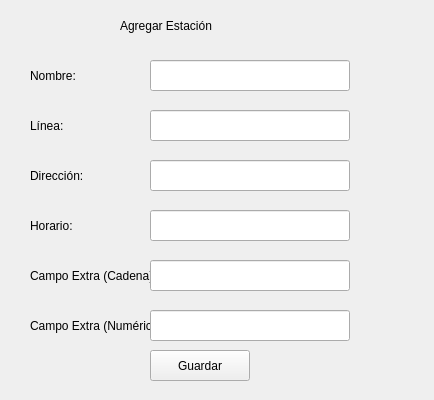
First picture: the form in Interfaces/AgregarEstacion.ui, repository DemonSlayer5768/Sistema-Tranporte-GDL, before the edit.
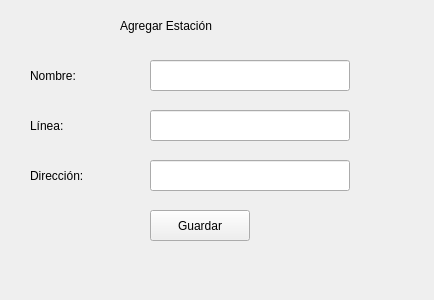
Second picture: the form after the edit.

Commit message: agregar estaciones

```diff
--- a/Interfaces/AgregarEstacion.ui
+++ b/Interfaces/AgregarEstacion.ui
@@ -7,7 +7,7 @@
     <x>0</x>
     <y>0</y>
     <width>434</width>
-    <height>400</height>
+    <height>300</height>
    </rect>
   </property>
   <property name="windowTitle">
@@ -103,86 +103,11 @@
    </property>
   </widget>
 
-  <widget class="QLabel" name="label_horario">
-   <property name="geometry">
-    <rect>
-     <x>30</x>
-     <y>210</y>
-     <width>121</width>
-     <height>31</height>
-    </rect>
-   </property>
-   <property name="text">
-    <string>Horario:</string>
-   </property>
-  </widget>
-
-  <widget class="QLineEdit" name="line_edit_horario">
-   <property name="geometry">
-    <rect>
-     <x>150</x>
-     <y>210</y>
-     <width>200</width>
-     <height>31</height>
-    </rect>
-   </property>
-  </widget>
-
-  <widget class="QLabel" name="label_campo_extra_cadena">
-   <property name="geometry">
-    <rect>
-     <x>30</x>
-     <y>260</y>
-     <width>121</width>
-     <height>31</height>
-    </rect>
-   </property>
-   <property name="text">
-    <string>Campo Extra (Cadena):</string>
-   </property>
-  </widget>
-
-  <widget class="QLineEdit" name="line_edit_campo_extra_cadena">
-   <property name="geometry">
-    <rect>
-     <x>150</x>
-     <y>260</y>
-     <width>200</width>
-     <height>31</height>
-    </rect>
-   </property>
-  </widget>
-
-  <widget class="QLabel" name="label_campo_extra_numerico">
-   <property name="geometry">
-    <rect>
-     <x>30</x>
-     <y>310</y>
-     <width>121</width>
-     <height>31</height>
-    </rect>
-   </property>
-   <property name="text">
-    <string>Campo Extra (Numérico):</string>
-   </property>
-  </widget>
-
-  <widget class="QLineEdit" name="line_edit_campo_extra_numerico">
-   <property name="geometry">
-    <rect>
-     <x>150</x>
-     <y>310</y>
-     <width>200</width>
-     <height>31</height>
-    </rect>
-   </property>
-  </widget>
-
   <widget class="QPushButton" name="btn_guardar">
    <property name="geometry">
     <rect>
      <x>150</x>
-     <y>350</y>
+     <y>210</y>
      <width>100</width>
      <height>31</height>
     </rect>
```
The commit also changes 3 other files.
